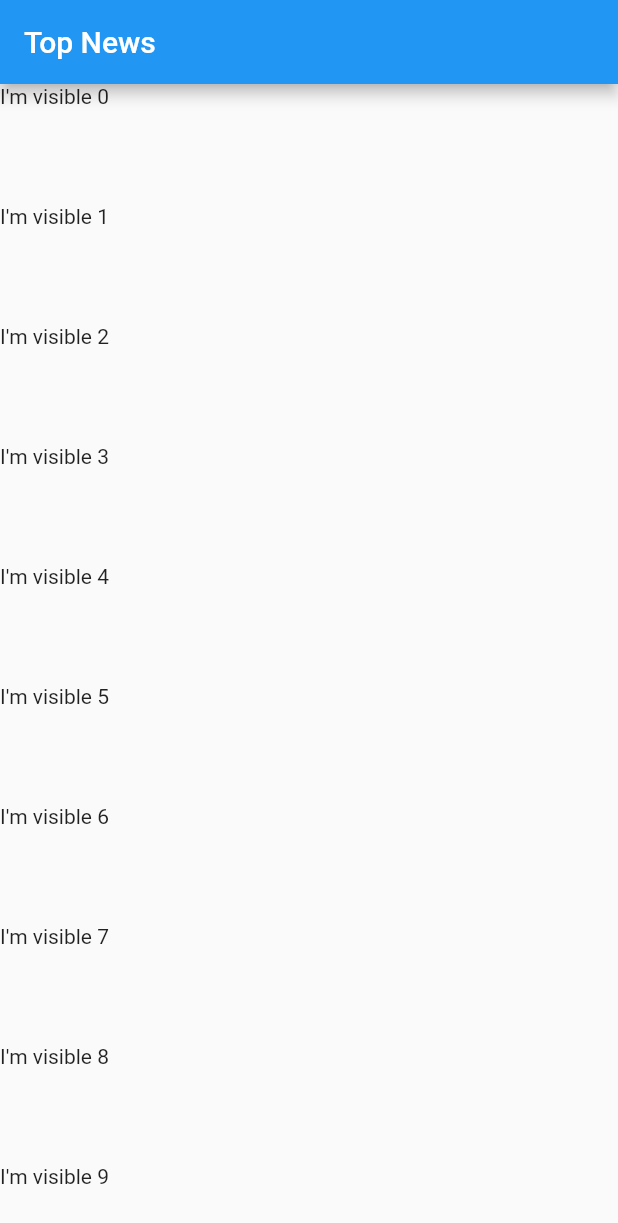
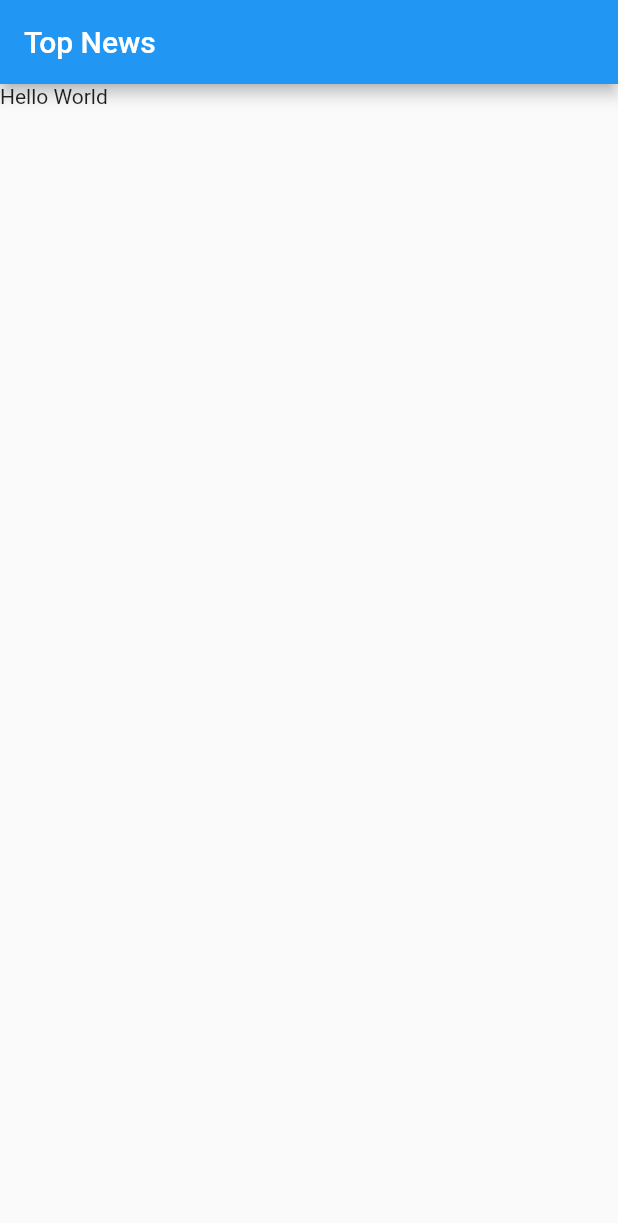
Before and after one commit to dev-akshat/HackerNews, a Flutter app: the screen it shows after launch, on a phone screen of 412 x 824 dp. Shown: the top 1223 px of the screen. Run offline on Flutter 3.47's test engine with Material 2 defaults, Android fonts, the phone set to English and light mode, and no system bars; our stand-ins replace sqflite; accounts and stored records are empty.

```diff
--- a/my_hacker_news/lib/src/screens/news_list.dart
+++ b/my_hacker_news/lib/src/screens/news_list.dart
@@ -1,5 +1,4 @@
 import 'package:flutter/material.dart';
-import 'dart:async';
 
 class NewsList extends StatelessWidget {
   @override
@@ -8,30 +7,7 @@ class NewsList extends StatelessWidget {
       appBar: new AppBar(
         title: new Text("Top News"),
       ),
-      body: buildList(),
+      body: new Text("Hello World"),
     );
   }
-
-  Widget buildList() {
-    return ListView.builder(
-      itemCount: 1000,
-      itemBuilder: (context, int index) {
-        return FutureBuilder(
-          future: getFuture(),
-          builder: (context, snapshot) {
-            return new Container(
-              height: 80.0,
-              child: snapshot.hasData
-                  ? Text("I'm visible $index")
-                  : Text("Data hasen't fetched yet at $index"),
-            );
-          },
-        );
-      },
-    );
-  }
-
-  getFuture() {
-    return Future.delayed(Duration(seconds: 2), () => "Hi");
-  }
 }
--- a/my_hacker_news/pubspec.yaml
+++ b/my_hacker_news/pubspec.yaml
@@ -29,6 +29,8 @@ dependencies:
   sqflite: ^1.1.0
 
   path_provider: ^0.5.0
+
+  rxdart: ^0.21.0
 
 dev_dependencies:
   flutter_test:
```
